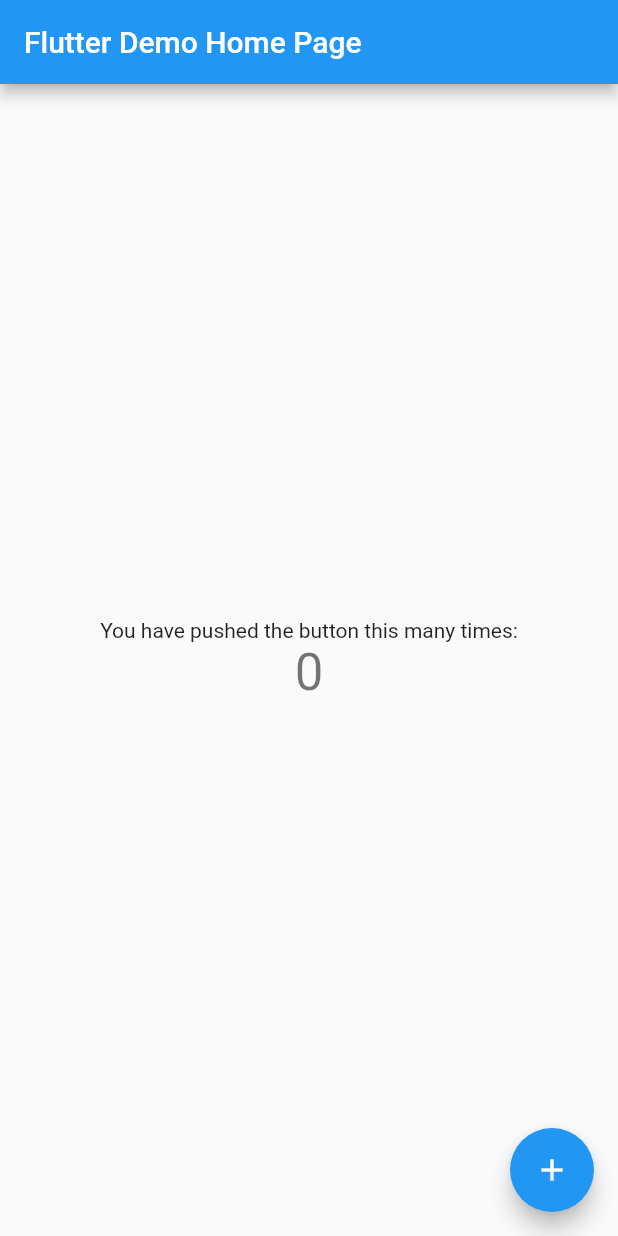
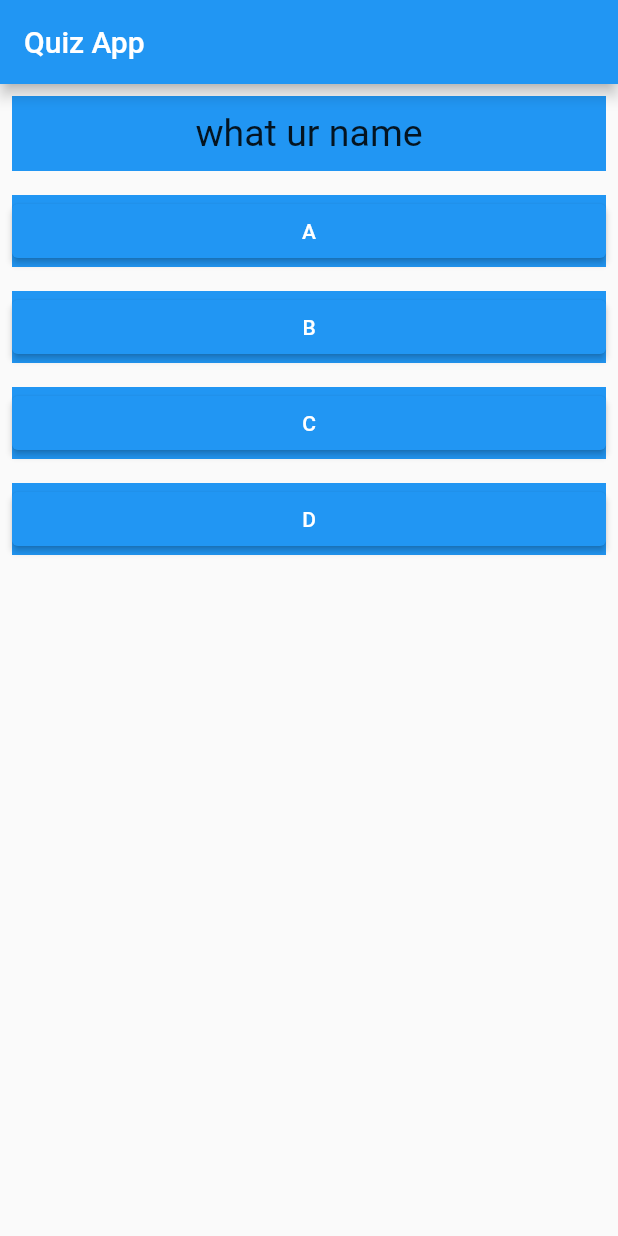
Before and after one commit to thanhtam961612/flutter, a Flutter app: the screen it shows after launch, on a phone screen of 412 x 824 dp. Run offline on Flutter 3.47's test engine with Material 2 defaults, Android fonts, the phone set to English and light mode, and no system bars.

Commit message:
quiz app

```diff
--- /dev/null
+++ b/flutter_app/lib/answer.dart
@@ -0,0 +1,23 @@
+import 'package:flutter/material.dart';
+
+class Answer extends StatelessWidget {
+  final Function selectHandler;
+  final String answerText;
+
+  Answer(this.selectHandler, this.answerText);
+
+
+
+  @override
+  Widget build(BuildContext context) {
+    return Container(
+      width: double.infinity,
+      margin: EdgeInsets.all(8.0),
+      color: Colors.blue,
+      child: ElevatedButton(
+        child: Text(answerText, style: TextStyle(color: Colors.white),),
+        onPressed: () => selectHandler() ,
+      ),
+    );
+  }
+}
--- a/flutter_app/lib/main.dart
+++ b/flutter_app/lib/main.dart
@@ -1,115 +1,65 @@
 import 'package:flutter/material.dart';
+import 'package:flutter_app/answer.dart';
+import 'package:flutter_app/quiz.dart';
+import './question.dart';
+import './question.dart';
+import './result.dart';
 
-void main() {
-  runApp(const MyApp());
+void main() => runApp(MyApp());
+
+class MyApp extends StatefulWidget {
+  @override
+  State<MyApp> createState() => _MyAppState();
 }
 
-class MyApp extends StatelessWidget {
-  const MyApp({Key? key}) : super(key: key);
+class _MyAppState extends State<MyApp> {
+  var _questionIndex = 0;
+  var _totalScore = 0;
 
-  // This widget is the root of your application.
+  void _answerQuestion(int score) {
+    print('run answer question');
+    _totalScore += score;
+    setState(() {
+      //   if (_questionIndex == question.length - 1) {
+      //     var s = 'question ' + question.length.toString();
+      //     var newQuest =   {
+      //   'question': s,
+      //   'answers': ['A', 'B', 'C', 'D']
+      // };
+      //     question.add(newQuest);
+      //   }
+      if (_questionIndex < question.length) {
+        _questionIndex = _questionIndex + 1;
+      } else {
+        print("no more question");
+      }
+      print(_questionIndex);
+    });
+  }
+
+  var question = [
+    {
+      'question': 'what ur name',
+      'answers': [{'text' : 'A','score' : 0 }, {'text' : 'B','score' : 10 }, {'text' : 'C','score' : 0 }, {'text' : 'D','score' : 0 }]
+    },
+    {
+      'question': 'what ur age',
+      'answers': [{'text' : 'A','score' : 0 }, {'text' : 'B','score' : 10 }, {'text' : 'C','score' : 0 }, {'text' : 'D','score' : 0 }]
+    }
+  ];
   @override
   Widget build(BuildContext context) {
     return MaterialApp(
-      title: 'Flutter Demo',
-      theme: ThemeData(
-        // This is the theme of your application.
-        //
-        // Try running your application with "flutter run". You'll see the
-        // application has a blue toolbar. Then, without quitting the app, try
-        // changing the primarySwatch below to Colors.green and then invoke
-        // "hot reload" (press "r" in the console where you ran "flutter run",
-        // or simply save your changes to "hot reload" in a Flutter IDE).
-        // Notice that the counter didn't reset back to zero; the application
-        // is not restarted.
-        primarySwatch: Colors.blue,
-      ),
-      home: const MyHomePage(title: 'Flutter Demo Home Page'),
+      home: Scaffold(
+          appBar: AppBar(
+            title: Text('Quiz App'),
+          ),
+          body: _questionIndex < question.length
+              ? Quiz(
+                  questions: question,
+                  answerQuestion: _answerQuestion,
+                  questionIndex: _questionIndex)
+              : Result(_totalScore)),
     );
   }
 }
-
-class MyHomePage extends StatefulWidget {
-  const MyHomePage({Key? key, required this.title}) : super(key: key);
-
-  // This widget is the home page of your application. It is stateful, meaning
-  // that it has a State object (defined below) that contains fields that affect
-  // how it looks.
-
-  // This class is the configuration for the state. It holds the values (in this
-  // case the title) provided by the parent (in this case the App widget) and
-  // used by the build method of the State. Fields in a Widget subclass are
-  // always marked "final".
-
-  final String title;
-
-  @override
-  State<MyHomePage> createState() => _MyHomePageState();
-}
-
-class _MyHomePageState extends State<MyHomePage> {
-  int _counter = 0;
-
-  void _incrementCounter() {
-    setState(() {
-      // This call to setState tells the Flutter framework that something has
-      // changed in this State, which causes it to rerun the build method below
-      // so that the display can reflect the updated values. If we changed
-      // _counter without calling setState(), then the build method would not be
-      // called again, and so nothing would appear to happen.
-      _counter++;
-    });
-  }
-
-  @override
-  Widget build(BuildContext context) {
-    // This method is rerun every time setState is called, for instance as done
-    // by the _incrementCounter method above.
-    //
-    // The Flutter framework has been optimized to make rerunning build methods
-    // fast, so that you can just rebuild anything that needs updating rather
-    // than having to individually change instances of widgets.
-    return Scaffold(
-      appBar: AppBar(
-        // Here we take the value from the MyHomePage object that was created by
-        // the App.build method, and use it to set our appbar title.
-        title: Text(widget.title),
-      ),
-      body: Center(
-        // Center is a layout widget. It takes a single child and positions it
-        // in the middle of the parent.
-        child: Column(
-          // Column is also a layout widget. It takes a list of children and
-          // arranges them vertically. By default, it sizes itself to fit its
-          // children horizontally, and tries to be as tall as its parent.
-          //
-          // Invoke "debug painting" (press "p" in the console, choose the
-          // "Toggle Debug Paint" action from the Flutter Inspector in Android
-          // Studio, or the "Toggle Debug Paint" command in Visual Studio Code)
-          // to see the wireframe for each widget.
-          //
-          // Column has various properties to control how it sizes itself and
-          // how it positions its children. Here we use mainAxisAlignment to
-          // center the children vertically; the main axis here is the vertical
-          // axis because Columns are vertical (the cross axis would be
-          // horizontal).
-          mainAxisAlignment: MainAxisAlignment.center,
-          children: <Widget>[
-            const Text(
-              'You have pushed the button this many times:',
-            ),
-            Text(
-              '$_counter',
-              style: Theme.of(context).textTheme.headline4,
-            ),
-          ],
-        ),
-      ),
-      floatingActionButton: FloatingActionButton(
-        onPressed: _incrementCounter,
-        tooltip: 'Increment',
-        child: const Icon(Icons.add),
-      ), // This trailing comma makes auto-formatting nicer for build methods.
-    );
-  }
-}
--- /dev/null
+++ b/flutter_app/lib/question.dart
@@ -0,0 +1,23 @@
+import 'package:flutter/material.dart';
+
+class Question extends StatelessWidget {
+  final String questionText;
+  Question(this.questionText);
+
+  @override
+  Widget build(BuildContext context) {
+    print(questionText);
+    return Container(
+      width: double.infinity,
+      height: 50,
+      color: Colors.blue,
+      margin: EdgeInsets.all(8.0),
+      padding: EdgeInsets.only(top: 10.0),
+      child: Text(
+        questionText,
+        style: TextStyle(fontSize: 25),
+        textAlign: TextAlign.center,
+      ),
+    );
+  }
+}
--- /dev/null
+++ b/flutter_app/lib/quiz.dart
@@ -0,0 +1,28 @@
+import 'package:flutter/material.dart';
+import 'package:flutter_app/question.dart';
+import './answer.dart';
+
+class Quiz extends StatelessWidget {
+  final List<Map<String, Object>> questions;
+  final Function answerQuestion;
+  final int? questionIndex;
+
+  Quiz(
+      {required this.questions,
+      required this.answerQuestion,
+      required this.questionIndex});
+
+  @override
+  Widget build(BuildContext context) {
+    return Column(
+      children: [
+        Question(
+          questions[questionIndex as int]['question'].toString(),
+        ),
+        ...(questions[questionIndex as int]['answers'] as List<Map<String, Object>>).map((answer) {
+          return Answer(() => answerQuestion(answer['score'] as int), answer['text'] as String);
+        }).toList()
+      ],
+    );
+  }
+}
--- /dev/null
+++ b/flutter_app/lib/result.dart
@@ -0,0 +1,33 @@
+import 'package:flutter/material.dart';
+
+class Result extends StatelessWidget {
+  final int totalScore;
+
+  Result(this.totalScore);
+
+  String get ResultPhrase {
+    var s = "  ";
+    if (totalScore == 0) {
+      s = 'You lose';
+    } else {
+      s = 'You win';
+    }
+    return s;
+  }
+
+  @override
+  Widget build(BuildContext context) {
+    return Center(
+      child: Column(
+        children: [
+          Text(
+            ResultPhrase + totalScore.toString(),
+            style: TextStyle(color: Colors.blue, fontSize: 25),
+            textAlign: TextAlign.center,
+          ),
+          ElevatedButton(onPressed: null, child: Text('restart quiz')),
+        ],
+      ),
+    );
+  }
+}
--- a/flutter_app/pubspec.yaml
+++ b/flutter_app/pubspec.yaml
@@ -29,6 +29,7 @@ environment:
 dependencies:
   flutter:
     sdk: flutter
+  provider : ^5.0.0
 
 
   # The following adds the Cupertino Icons font to your application.
```
Also changed, not shown: flutter_app/pubspec.lock, 1 other file.
